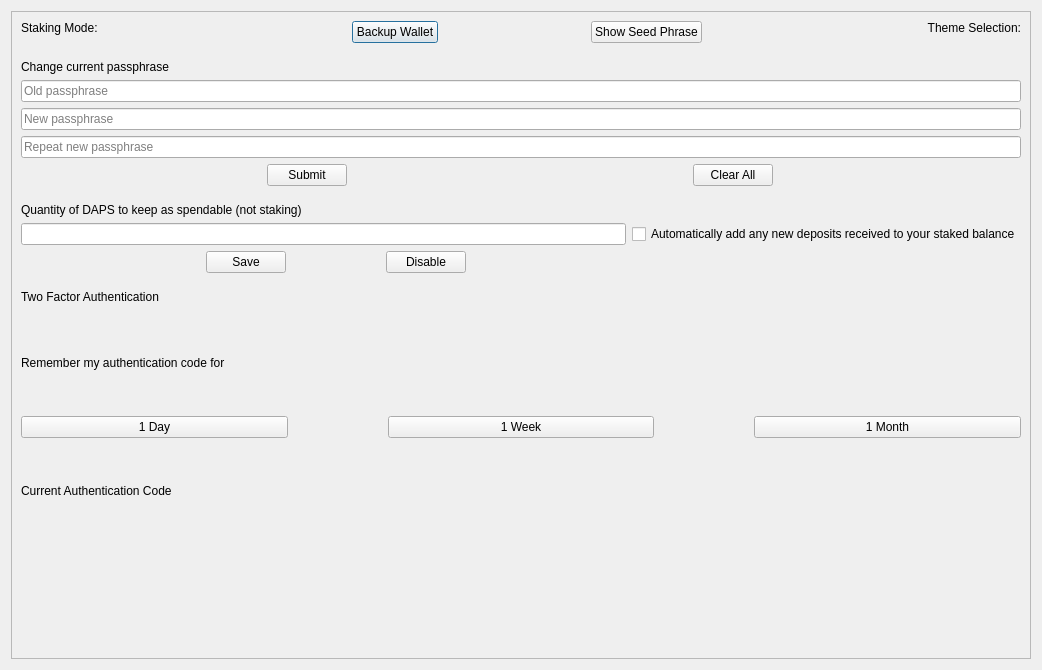
Qt form src/qt/forms/optionspage.ui (TheArcadiaGroup/DAPS) before a commit.
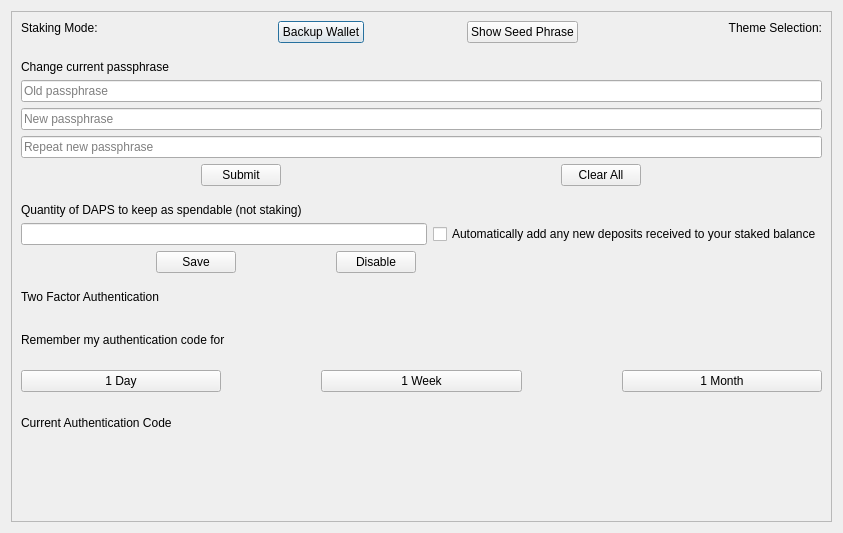
The same form after that commit. Custom widgets are drawn as their Qt base class.

Commit message:
DAPS-1003 Low resolution screens do not show all necessary buttons, and full-screen option is not available (#931)
* Resize to 1147 x 768

Logic/Reasoning:
- 1366x768 seems to be a common resolution
- Users can resize to larger but users with this resolution are having issues to see buttons and status icons

Patch:
```diff
--- a/src/qt/forms/optionspage.ui
+++ b/src/qt/forms/optionspage.ui
@@ -6,8 +6,8 @@
    <rect>
     <x>0</x>
     <y>0</y>
-    <width>1042</width>
-    <height>670</height>
+    <width>843</width>
+    <height>533</height>
    </rect>
   </property>
   <property name="sizePolicy">
@@ -33,8 +33,8 @@
        <rect>
         <x>0</x>
         <y>0</y>
-        <width>1022</width>
-        <height>650</height>
+        <width>823</width>
+        <height>513</height>
        </rect>
       </property>
       <layout class="QVBoxLayout" name="verticalLayout">
```
The commit also changes 1 other file.
